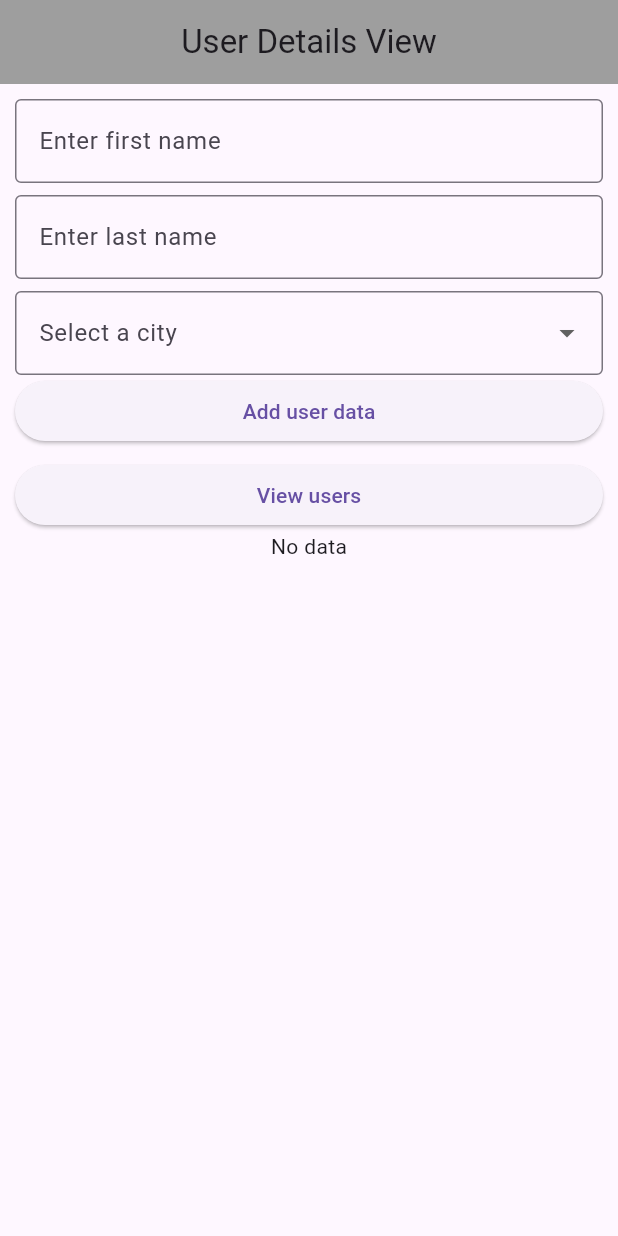
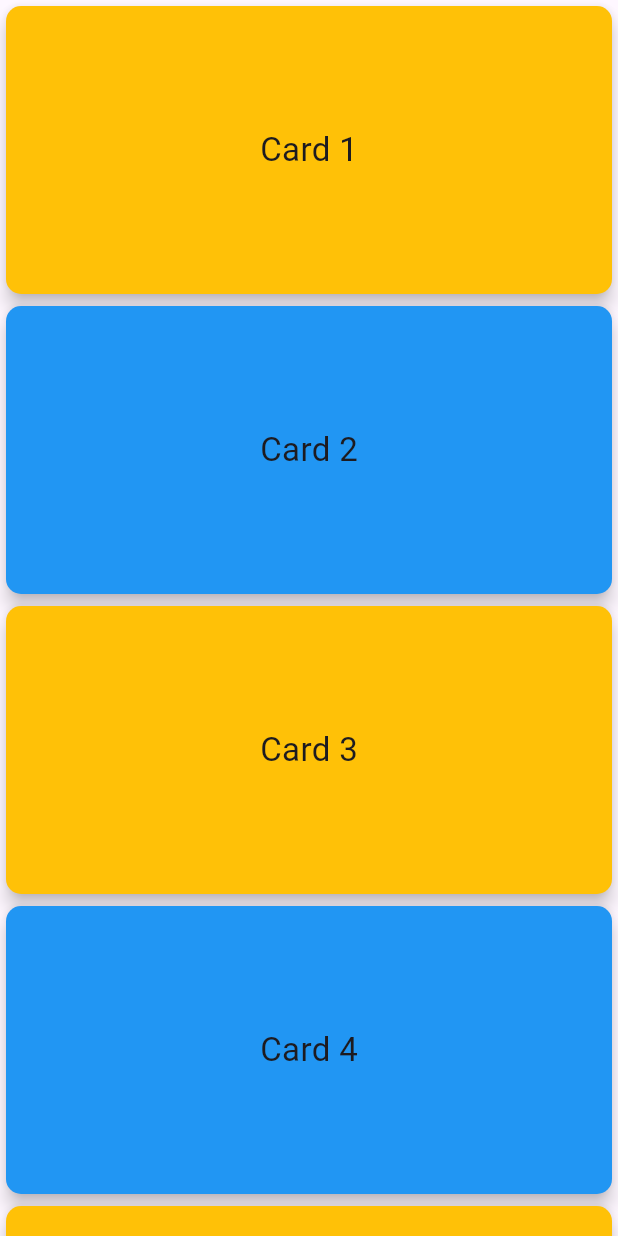
Before and after one commit to Dia505/mobileAppDev, a Flutter app: the screen it shows after launch, on a phone screen of 412 x 824 dp. Run offline on Flutter 3.47's test engine with Material 3 defaults, Android fonts, the phone set to English and light mode, and no system bars; our stand-ins replace dartz.

Commit message:
card, creating common widgets, calculator_application deleted

```diff
--- a/calculator_application/bin/calculator_application.dart
+++ /dev/null
@@ -1,5 +0,0 @@
-// import 'package:calculator_application/calculator_application.dart' as calculator_application;
-
-// void main(List<String> arguments) {
-//   print('Hello world: ${calculator_application.calculate()}!');
-// }
--- a/calculator_application/lib/app.dart
+++ /dev/null
@@ -1,15 +0,0 @@
-import 'package:flutter/material.dart';
-import 'calculator_application.dart';
-
-class MyApp extends StatelessWidget {
-  const MyApp({super.key});
-
-  @override
-  Widget build(BuildContext context) {
-    return const MaterialApp(
-      debugShowCheckedModeBanner: false,
-
-      home: CalculatorView(),
-    );
-  }
-}
--- a/first_flutter_project/lib/app.dart
+++ b/first_flutter_project/lib/app.dart
@@ -5,8 +5,11 @@
 // import 'package:first_flutter_project/view/load_image_view.dart';
 // import 'package:first_flutter_project/view/flexible_expanded_view.dart';
 // import 'package:first_flutter_project/view/show_snackbar_view.dart';
-import 'package:first_flutter_project/view/user_details_view.dart';
-import 'package:first_flutter_project/view/user_output_view.dart';
+// import 'package:first_flutter_project/view/show_snackbar_view.dart';
+// import 'package:first_flutter_project/view/user_detail_singular_view.dart';
+// import 'package:first_flutter_project/view/user_details_view.dart';
+// import 'package:first_flutter_project/view/user_output_view.dart';
+import 'package:first_flutter_project/view/card_view.dart';
 import 'package:flutter/material.dart';
 
 class MyApp extends StatelessWidget {
@@ -14,13 +17,16 @@ class MyApp extends StatelessWidget {
 
   @override
   Widget build(BuildContext context) {
-    return MaterialApp(
+    return const MaterialApp(
       debugShowCheckedModeBanner: false,
-      initialRoute: "/",
-      routes: {
-        "/": (context) => const UserDetailsView(),
-        "/output": (context) => const UserOutputView()
-      },
+      // initialRoute: "/",
+      // routes: {
+      //   "/": (context) => const ShowSnackbarView(),
+      //   "/output": (context) => const UserOutputView(),
+      //   "/details": (context) => const UserDetailSingularView(),
+      // },
+
+      home: CardView(),
     );
   }
 }
--- /dev/null
+++ b/first_flutter_project/lib/core/common/common_card.dart
@@ -0,0 +1,31 @@
+import 'package:flutter/material.dart';
+
+class CommonCard extends StatelessWidget {
+  const CommonCard({
+    super.key,
+    required this.title,
+    required this.color
+  });
+
+  final String title;
+  final Color? color;
+
+  @override
+  Widget build(BuildContext context) {
+    return SizedBox(
+      width: double.infinity,
+      height: 200,
+      child: Card(
+        color: color ?? Colors.amber,
+        elevation: 5,
+        shape: RoundedRectangleBorder(
+          borderRadius: BorderRadius.circular(10),
+        ),
+
+        child: Center(
+          child: Text(title,
+          style: const TextStyle(fontSize: 22)),),
+      ),
+    );
+  }
+}
--- /dev/null
+++ b/first_flutter_project/lib/core/common/common_snackbar.dart
@@ -0,0 +1,20 @@
+import 'package:flutter/material.dart';
+
+//Function for snackbar
+//ScaffoldMessenger - the container required to display the snack bar
+
+showSnackBar({
+  //BuildContext: to specify the screen in which to display the snackbar
+  required BuildContext context,
+  required String message,
+  Color? color
+}) {
+  ScaffoldMessenger.of(context).showSnackBar(
+    SnackBar(
+      content: Text(message),
+      backgroundColor: color ?? Colors.green,
+      duration: const Duration(seconds: 1),
+      behavior: SnackBarBehavior.floating,
+    )
+  );
+}
--- a/first_flutter_project/lib/core/common/user_list_view.dart
+++ b/first_flutter_project/lib/core/common/user_list_view.dart
@@ -17,6 +17,7 @@ class UserListView extends StatelessWidget {
 
         itemCount: userList.length,
         itemBuilder: (context, index) {
+          final user = userList[index];
 
           return ListTile(
             leading: const Icon(Icons.wysiwyg),
@@ -24,7 +25,10 @@ class UserListView extends StatelessWidget {
             subtitle: Text(userList[index].city),
             trailing: IconButton(
               onPressed: (){},
-              icon: const Icon(Icons.delete))
+              icon: const Icon(Icons.delete)),
+            onTap: () {
+              Navigator.pushNamed(context, "/details", arguments: user);
+            },
           );
         },
       ),
--- /dev/null
+++ b/first_flutter_project/lib/view/card_view.dart
@@ -0,0 +1,36 @@
+import 'package:first_flutter_project/core/common/common_snackbar.dart';
+import 'package:flutter/material.dart';
+import 'package:first_flutter_project/core/common/common_card.dart';
+
+class CardView extends StatelessWidget {
+  const CardView({super.key});
+
+  @override
+  Widget build(BuildContext context) {
+    return Scaffold(
+      body: SafeArea(
+
+        child: SingleChildScrollView(
+          child: Column(
+            children: [
+
+              //spread operator used
+              for(int i = 1; i<=10; i++) ...{
+                GestureDetector(
+                  onTap: () => showSnackBar(
+                    context: context,
+                    message: "This is Card $i"
+                  ),
+
+                  child: CommonCard(
+                    title: "Card $i",
+
+                    //isEven used instead of if..else
+                    color: i.isEven ? Colors.blue : Colors.amber),)
+              }
+            ],
+          ),
+        )),
+    );
+  }
+}
--- a/first_flutter_project/lib/view/user_details_view.dart
+++ b/first_flutter_project/lib/view/user_details_view.dart
@@ -32,7 +32,7 @@ class _UserDetailsViewState extends State<UserDetailsView> {
   Widget build(BuildContext context) {
     return Scaffold(
       appBar: AppBar(
-        title: const Text('User Details View'),
+        title: const Text('User Registration View'),
         backgroundColor: Colors.grey,
         centerTitle: true,
         elevation: 0,
```
Also changed, not shown: calculator_application/analysis_options.yaml (deleted, +0 -30 lines), calculator_application/lib/calculator_application.dart (deleted, +0 -15 lines), calculator_application/lib/main.dart (deleted, +0 -8 lines), calculator_application/pubspec.yaml (deleted, +0 -17 lines), first_flutter_project/lib/view/show_snackbar_view.dart (+8 -28 lines), first_flutter_project/lib/view/user_detail_singular_view.dart (added, +28 -0 lines), calculator_application/pubspec.lock (deleted), 4 other files.
